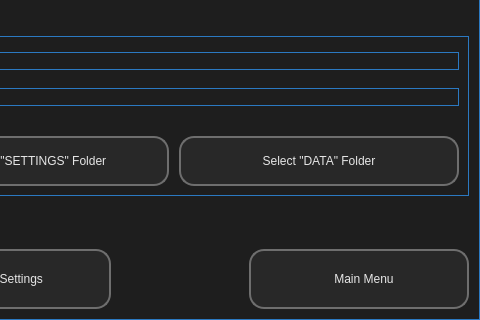
Qt form ui/ui_07_settings.ui (il721/EasyBack) before a commit; both pictures show x 120 to 600 and y 220 to 540 of the 600 by 540 pixel window.
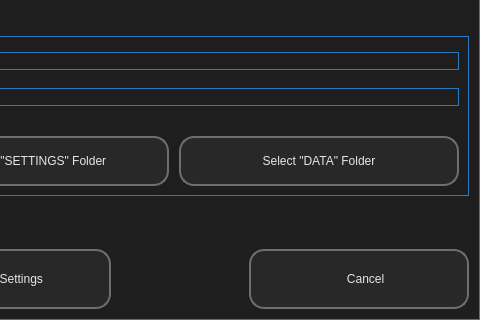
The same form after that commit. Icons and pictures are not drawn.

Commit message: Edit "Settings" and "message_info" dialog`s

```diff
--- a/ui/ui_07_settings.ui
+++ b/ui/ui_07_settings.ui
@@ -504,7 +504,7 @@
         </size>
        </property>
        <property name="text">
-        <string>   Main Menu</string>
+        <string>    Cancel</string>
        </property>
        <property name="icon">
         <iconset resource="dop_win_rc.qrc">
```
The commit also changes 4 other files.
